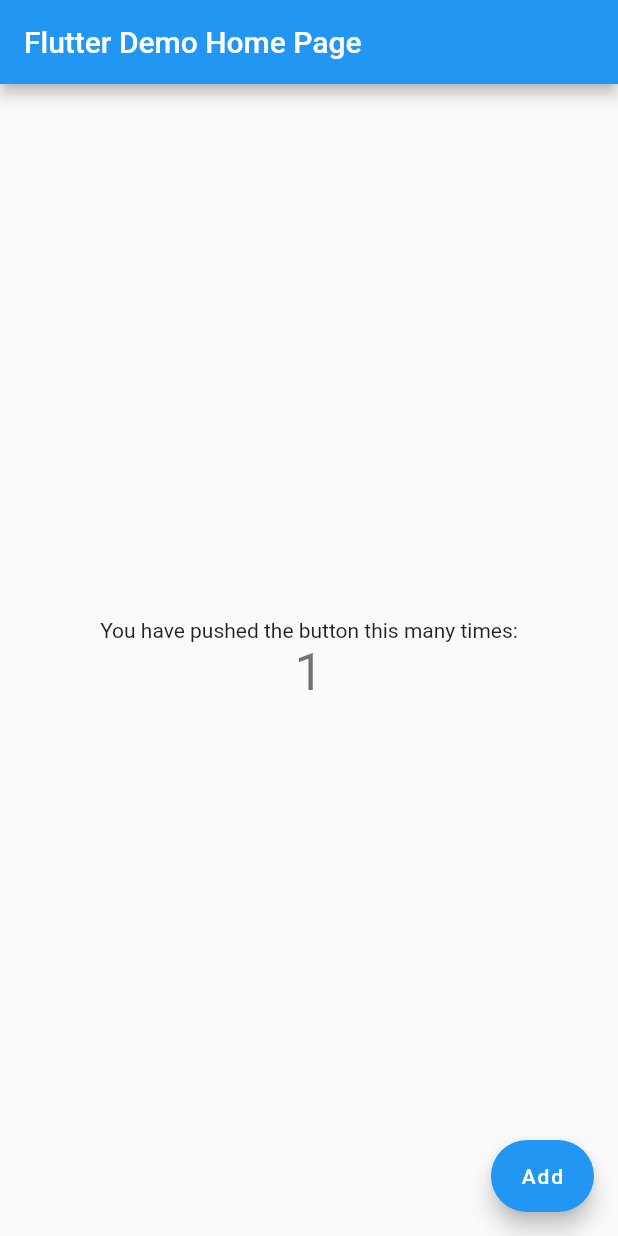
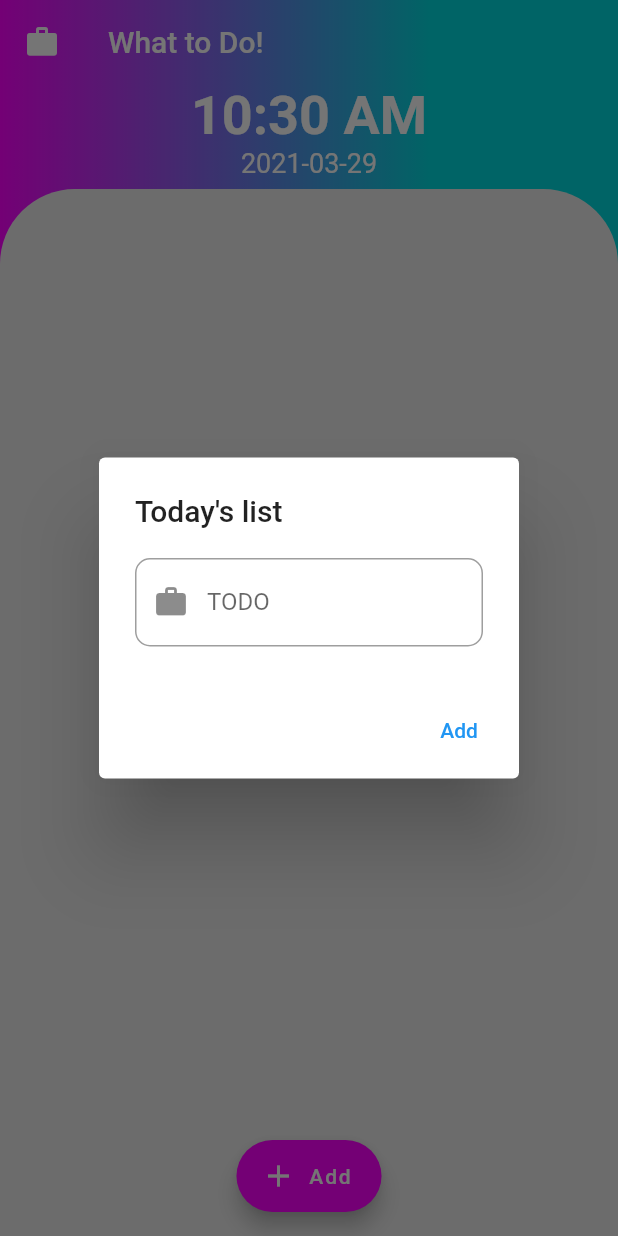
Before and after one commit to mu-suke/todo_apps_v2, a Flutter app: the screen it shows after launch, after a tap on "Add", on a phone screen of 412 x 824 dp. Run offline on Flutter 3.47's test engine with Material 2 defaults, Android fonts, the phone set to English and light mode, and no system bars.

Commit message:
Add Todo

```diff
--- a/lib/main.dart
+++ b/lib/main.dart
@@ -15,28 +15,19 @@ class MyApp extends StatelessWidget {
       theme: ThemeData(
         primarySwatch: Colors.blue,
       ),
-      home: MyHomePage(title: 'Flutter Demo Home Page'),
+      home: MyHomePage(),
     );
   }
 }
 
 class MyHomePage extends StatefulWidget {
-  MyHomePage({Key key, this.title}) : super(key: key);
-  final String title;
+  MyHomePage({Key key}) : super(key: key);
 
   @override
   _MyHomePageState createState() => _MyHomePageState();
 }
 
 class _MyHomePageState extends State<MyHomePage> {
-  int _counter = 0;
-
-  void _incrementCounter() {
-    setState(() {
-      _counter++;
-    });
-  }
-
   final _linearGradient = LinearGradient(
       colors: [Color(0xfffc00ff), Color(0xff00dbde)], stops: [0.0, 0.7]);
   final _formKey = GlobalKey<FormState>();
@@ -44,30 +35,170 @@ class _MyHomePageState extends State<MyHomePage> {
   final List<Todo> todos = [];
   final date = DateFormat('yyyy-MM-dd').format(DateTime.now());
 
+  void showTaskDialog(BuildContext context) {
+    var alert = AlertDialog(
+      title: Text('Today\'s list'),
+      content: SizedBox(
+        child: Form(
+          key: _formKey,
+          child: TextFormField(
+            validator: (value) =>
+                value.isEmpty ? 'Entry cannot be empty' : null,
+            cursorColor: Colors.deepPurple,
+            controller: _controller,
+            decoration: InputDecoration(
+                labelText: 'TODO',
+                hintText: 'what to do today',
+                border: OutlineInputBorder(
+                    borderRadius: BorderRadius.all(Radius.circular(10))),
+                prefixIcon: Icon(Icons.work)),
+          ),
+        ),
+      ),
+      actions: [
+        TextButton(
+            onPressed: () {
+              setState(() {
+                if (_formKey.currentState.validate()) {
+                  todos.add(Todo(title: _controller.text, isDone: false));
+                  _controller.clear();
+                  Navigator.pop(context);
+                }
+              });
+            },
+            child: Text('Add'))
+      ],
+    );
+    showDialog(context: context, builder: (BuildContext builder) => alert);
+  }
+
   @override
   Widget build(BuildContext context) {
+    TimeOfDay timeOfDay = TimeOfDay.fromDateTime(DateTime.now());
+    String time = timeOfDay.format(context);
     return Scaffold(
       appBar: AppBar(
-        title: Text(widget.title),
+        title: Text('What to Do!'),
+        flexibleSpace: Container(
+          decoration: BoxDecoration(gradient: _linearGradient),
+        ),
+        leading: Icon(Icons.work),
+        elevation: 0.0,
       ),
-      body: Center(
+      backgroundColor: Colors.deepPurple,
+      body: Container(
+        decoration: BoxDecoration(gradient: _linearGradient),
         child: Column(
           mainAxisAlignment: MainAxisAlignment.center,
           children: <Widget>[
-            Text(
-              'You have pushed the button this many times:',
+            SizedBox(
+              height: 70,
+              child: Column(
+                children: [
+                  Text(
+                    time,
+                    style: TextStyle(
+                        color: Colors.white,
+                        fontSize: 36,
+                        fontWeight: FontWeight.bold),
+                  ),
+                  Text(
+                    date,
+                    style: TextStyle(color: Colors.white, fontSize: 18),
+                  )
+                ],
+              ),
             ),
-            Text(
-              '$_counter',
-              style: Theme.of(context).textTheme.headline4,
-            ),
+            Expanded(
+                child: Container(
+              decoration: BoxDecoration(
+                borderRadius: BorderRadius.only(
+                  topRight: Radius.circular(50),
+                  topLeft: Radius.circular(50),
+                ),
+                color: Color(0xffececec),
+              ),
+              child: Padding(
+                padding: EdgeInsets.only(top: 30, left: 10, right: 10),
+                child: ListView.builder(
+                  itemBuilder: (context, index) {
+                    return Padding(
+                      padding: EdgeInsets.all(10),
+                      child: Container(
+                        decoration: BoxDecoration(
+                          borderRadius: BorderRadius.circular(10),
+                          color: Color(0xffececec),
+                          boxShadow: [
+                            BoxShadow(
+                                offset: Offset(10, 10),
+                                color: Colors.black38,
+                                blurRadius: 20),
+                            BoxShadow(
+                                offset: Offset(-10, -10),
+                                color: Colors.white.withOpacity(0.85),
+                                blurRadius: 20),
+                          ],
+                        ),
+                        child: ListTile(
+                          leading: Icon(
+                            Icons.arrow_right,
+                            color: Colors.blue,
+                          ),
+                          title: Text(
+                            todos[index].title,
+                            style: TextStyle(
+                                decoration: todos[index].isDone
+                                    ? TextDecoration.lineThrough
+                                    : TextDecoration.none),
+                          ),
+                          trailing: ButtonBar(
+                            mainAxisSize: MainAxisSize.min,
+                            children: [
+                              Tooltip(
+                                  message: 'Done',
+                                  child: IconButton(
+                                      icon: Icon(
+                                        Icons.check_box,
+                                        color: todos[index].isDone
+                                            ? Colors.green
+                                            : Colors.blue,
+                                      ),
+                                      onPressed: () {
+                                        setState(() => todos[index].isDone =
+                                        !todos[index].isDone);
+                                      })),
+                              Tooltip(
+                                  message: 'Delete',
+                                  child: IconButton(
+                                      icon: Icon(
+                                        Icons.delete,
+                                        color: Colors.red
+                                      ),
+                                      onPressed: () {
+                                        setState(() => todos.removeAt(index));
+                                      })),
+                            ],
+                          ),
+                        ),
+                      ),
+                    );
+                  },
+                  itemCount: todos.length,
+                ),
+              ),
+            ))
           ],
         ),
       ),
+      floatingActionButtonLocation: FloatingActionButtonLocation.centerFloat,
       floatingActionButton: FloatingActionButton.extended(
-        onPressed: _incrementCounter,
-        tooltip: 'Increment',
+        onPressed: () {
+          showTaskDialog(context);
+        },
+        tooltip: 'Add item to ToDo list',
         label: Text('Add'),
+        backgroundColor: Color(0xfffc00ff),
+        icon: Icon(Icons.add),
       ),
     );
   }
```
